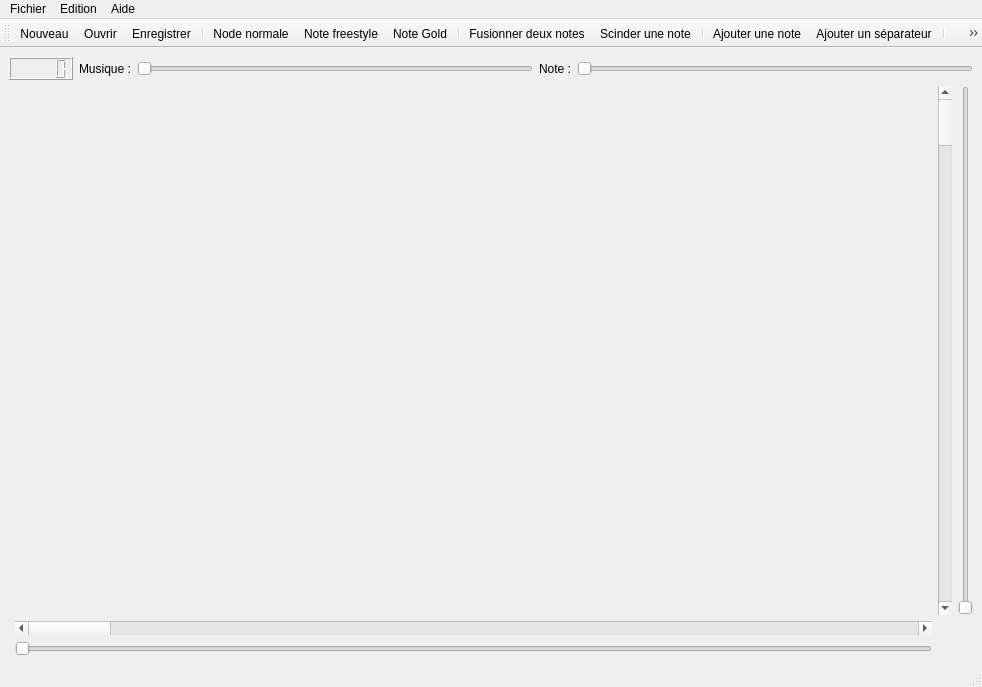
Qt form editorwindow.ui (Bramas/Ultratools) before a commit.
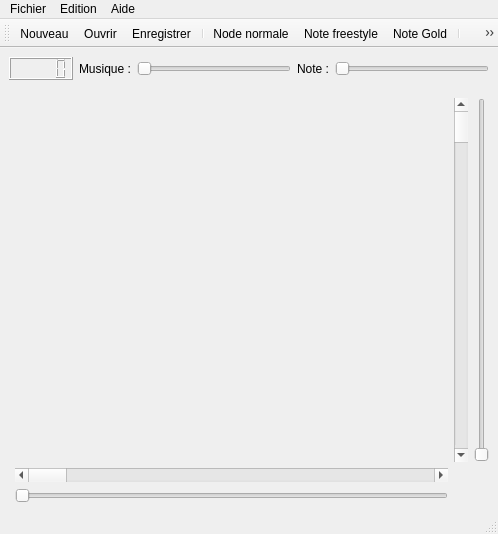
The same form after that commit. Icons and pictures are not drawn.

What changed in the file:
```diff
--- a/editorwindow.ui
+++ b/editorwindow.ui
@@ -6,8 +6,8 @@
    <rect>
     <x>0</x>
     <y>0</y>
-    <width>982</width>
-    <height>687</height>
+    <width>498</width>
+    <height>534</height>
    </rect>
   </property>
   <property name="windowTitle">
@@ -58,37 +58,43 @@
       </item>
       <item>
        <layout class="QGridLayout" name="tabEditeurLayMain">
-        <item row="1" column="3">
+        <item row="2" column="3">
          <widget class="QSlider" name="vSlider">
           <property name="orientation">
            <enum>Qt::Vertical</enum>
           </property>
          </widget>
         </item>
-        <item row="2" column="1">
-         <widget class="QScrollBar" name="hScroll">
-          <property name="orientation">
-           <enum>Qt::Horizontal</enum>
-          </property>
-         </widget>
-        </item>
         <item row="3" column="1">
+         <widget class="QScrollBar" name="hScroll">
+          <property name="orientation">
+           <enum>Qt::Horizontal</enum>
+          </property>
+         </widget>
+        </item>
+        <item row="4" column="1">
          <widget class="QSlider" name="hSlider">
           <property name="orientation">
            <enum>Qt::Horizontal</enum>
           </property>
          </widget>
         </item>
-        <item row="1" column="2">
+        <item row="2" column="2">
          <widget class="QScrollBar" name="vScroll">
           <property name="orientation">
            <enum>Qt::Vertical</enum>
           </property>
          </widget>
         </item>
-        <item row="2" column="0">
+        <item row="3" column="0">
          <widget class="QWidget" name="widget" native="true"/>
         </item>
+        <item row="1" column="2">
+         <widget class="QWidget" name="widget_2" native="true"/>
+        </item>
+        <item row="0" column="2">
+         <widget class="QWidget" name="widget_3" native="true"/>
+        </item>
        </layout>
       </item>
      </layout>
@@ -100,7 +106,7 @@
     <rect>
      <x>0</x>
      <y>0</y>
-     <width>982</width>
+     <width>498</width>
      <height>22</height>
     </rect>
    </property>
```
